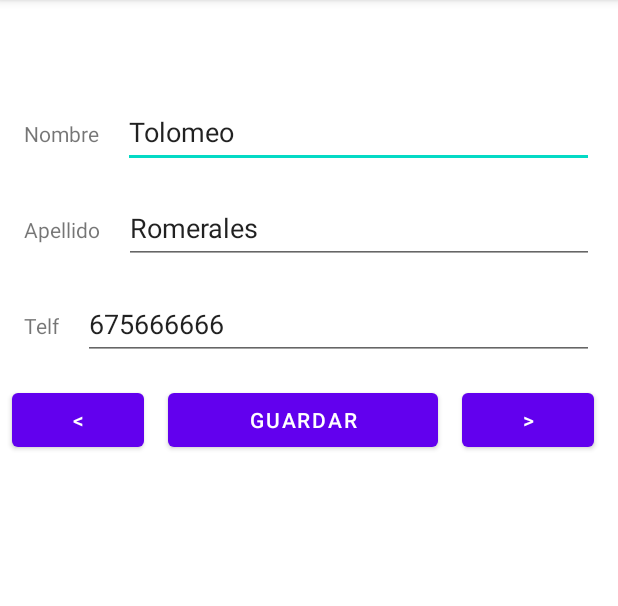
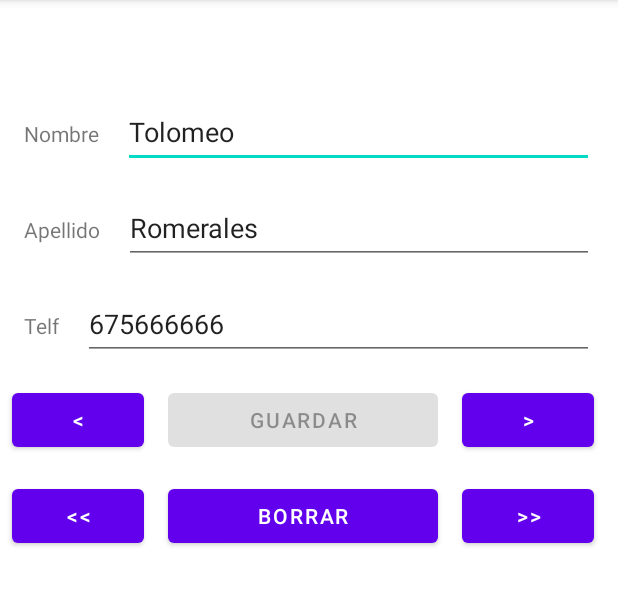
Before and after one commit to danieldelgadoagilcentros/clase_DI, an Android app: the screen it shows after launch (MainActivity), after a tap on an icon or button, on a phone screen of 412 x 824 dp, the part 84-690 px from its top. Run offline under Robolectric (Android 15) with nearby library versions, the phone set to English and light mode, and no system bars; 1 statement that could not run was skipped.

Commit message:
Activacion y desactivacion de botones

```diff
--- a/UI_basica/app/src/main/java/com/example/ui_basica/MainActivity.java
+++ b/UI_basica/app/src/main/java/com/example/ui_basica/MainActivity.java
@@ -3,12 +3,16 @@ package com.example.ui_basica;
 import androidx.appcompat.app.AppCompatActivity;
 
 import android.os.Bundle;
+import android.text.Editable;
+import android.text.TextWatcher;
 import android.view.View;
 import android.widget.Button;
 import android.widget.EditText;
 
+import java.io.Serializable;
 import java.util.LinkedList;
 import java.util.List;
+import java.util.Objects;
 
 public class MainActivity extends AppCompatActivity {
 
@@ -17,6 +21,8 @@ public class MainActivity extends AppCompatActivity {
 
     EditText nombre, apellido, telefono;
     Button izda, dcha, guardar;
+    Button topIzda, topDcha, borrar;
+    private boolean borrable;
 
     @Override
     protected void onCreate(Bundle savedInstanceState) {
@@ -39,6 +45,16 @@ public class MainActivity extends AppCompatActivity {
         dcha = (Button) findViewById(R.id.dcha);
         guardar = (Button) findViewById(R.id.guardar);
 
+        topIzda = (Button) findViewById(R.id.topIzda);
+        topDcha = (Button) findViewById(R.id.topDcha);
+        borrar = (Button) findViewById(R.id.borrar);
+
+        nombre.addTextChangedListener(new myTextChangedListener());
+        apellido.addTextChangedListener(new myTextChangedListener());
+        telefono.addTextChangedListener(new myTextChangedListener());
+
+        izda.OnLongClickListener(new myLongClickIzda());
+
         actualizaUI();
     }
 
@@ -57,6 +73,11 @@ public class MainActivity extends AppCompatActivity {
 
         izda.setEnabled(indice!=0);
         dcha.setEnabled(indice< listaAgenda.size());
+        topIzda.setEnabled(indice!=0);
+        topDcha.setEnabled(indice< listaAgenda.size());
+        borrar.setEnabled(indice< listaAgenda.size());
+
+
         /********************************/
         /* LO ANTERIOR EQUIVALE A ESTO: */
         /********************************/
@@ -98,7 +119,24 @@ public class MainActivity extends AppCompatActivity {
         }
     }
 
-    private class Persona{
+    public void borrarBtn(View view) {
+        if(borrable)
+            listaAgenda.remove(indice);
+
+        actualizaUI();
+    }
+
+    public void topIzdaBtn(View view) {
+        indice = 0;
+        actualizaUI();
+    }
+
+    public void topDchaBtn(View view) {
+        indice=listaAgenda.size();
+        actualizaUI();
+    }
+
+    private class Persona implements java.io.Serializable{
 
         public String nombre, apellido, telf;
 
@@ -107,5 +145,46 @@ public class MainActivity extends AppCompatActivity {
             this.apellido = apellido;
             this.telf = telf;
         }
+
+        @Override
+        public boolean equals(Object o) {
+            if (this == o) return true;
+            if (o == null || getClass() != o.getClass()) return false;
+            Persona persona = (Persona) o;
+            return nombre.equals(persona.nombre) && apellido.equals(persona.apellido) && telf.equals(persona.telf);
+        }
+
+        @Override
+        public int hashCode() {
+            return Objects.hash(nombre, apellido, telf);
+        }
+    }
+
+    private class myTextChangedListener implements TextWatcher{
+
+        @Override
+        public void beforeTextChanged(CharSequence charSequence, int i, int i1, int i2) {
+
+        }
+
+        @Override
+        public void onTextChanged(CharSequence charSequence, int i, int i1, int i2) {
+
+        }
+
+        @Override
+        public void afterTextChanged(Editable editable) {
+            if(indice<listaAgenda.size()) {
+                String textoActual0 = String.valueOf(nombre.getText());
+                String textoActual1 = String.valueOf(apellido.getText());
+                String textoActual2 = String.valueOf(telefono.getText());
+                guardar.setEnabled(!(borrable = listaAgenda.get(indice).equals(new Persona(textoActual0,textoActual1,textoActual2))));
+                borrar.setText(borrable?"Borrar":"Reset");
+            }
+        }
+    }
+
+    private class myLongClickIzda {
+        topI
     }
 }
--- a/UI_basica/app/src/main/res/layout/activity_main.xml
+++ b/UI_basica/app/src/main/res/layout/activity_main.xml
@@ -79,7 +79,7 @@
         android:layout_marginTop="16dp"
         android:layout_marginEnd="16dp"
         android:ems="10"
-        android:inputType="textPersonName"
+        android:inputType="phone"
         android:minHeight="48dp"
         android:text="666123456"
         app:layout_constraintEnd_toEndOf="parent"
@@ -124,4 +124,43 @@
         app:layout_constraintHorizontal_bias="0.5"
         app:layout_constraintStart_toEndOf="@+id/izda"
         app:layout_constraintTop_toBottomOf="@+id/telf" />
+
+    <Button
+        android:id="@+id/topDcha"
+        android:layout_width="wrap_content"
+        android:layout_height="wrap_content"
+        android:layout_marginStart="16dp"
+        android:layout_marginEnd="16dp"
+        android:onClick="topDchaBtn"
+        android:text="&gt;&gt;"
+        app:layout_constraintBaseline_toBaselineOf="@+id/borrar"
+        app:layout_constraintEnd_toEndOf="parent"
+        app:layout_constraintHorizontal_bias="0.5"
+        app:layout_constraintStart_toEndOf="@+id/borrar" />
+
+    <Button
+        android:id="@+id/topIzda"
+        android:layout_width="wrap_content"
+        android:layout_height="wrap_content"
+        android:layout_marginStart="8dp"
+        android:layout_marginEnd="16dp"
+        android:onClick="topIzdaBtn"
+        android:text="&lt;&lt;"
+        app:layout_constraintBaseline_toBaselineOf="@+id/borrar"
+        app:layout_constraintEnd_toStartOf="@+id/borrar"
+        app:layout_constraintHorizontal_bias="0.5"
+        app:layout_constraintStart_toStartOf="parent" />
+
+    <Button
+        android:id="@+id/borrar"
+        android:layout_width="0dp"
+        android:layout_height="wrap_content"
+        android:layout_marginTop="16dp"
+        android:text="Borrar"
+        android:onClick="borrarBtn"
+        app:layout_constraintEnd_toStartOf="@+id/topDcha"
+        app:layout_constraintHorizontal_bias="0.5"
+        app:layout_constraintStart_toEndOf="@+id/topIzda"
+        app:layout_constraintTop_toBottomOf="@+id/guardar" />
+
 </androidx.constraintlayout.widget.ConstraintLayout>
```
